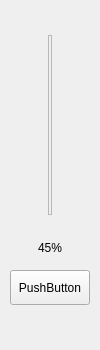
Above: volumetool.ui from havefunli/MiniMusicPlayer before the change. Below: the same form after it.
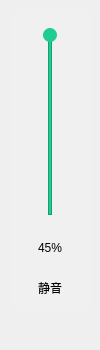
That is the form after the change.

```diff
--- a/volumetool.ui
+++ b/volumetool.ui
@@ -34,6 +34,13 @@
      <height>300</height>
     </size>
    </property>
+   <property name="styleSheet">
+    <string notr="true">#volumeWidget
+{
+	background-color: #F0F0F0;
+	border-radius:5px;
+}</string>
+   </property>
    <widget class="QPushButton" name="silenceBtn">
     <property name="geometry">
      <rect>
@@ -55,8 +62,21 @@
       <height>35</height>
      </size>
     </property>
+    <property name="styleSheet">
+     <string notr="true">#silenceBtn
+{
+	border:none;
+}
+
+#silenceBtn:hover
+{
+	background-color:#e0e0e0;
+}
+
+</string>
+    </property>
     <property name="text">
-     <string>PushButton</string>
+     <string>静音</string>
     </property>
    </widget>
    <widget class="QLabel" name="volumeRatio">
@@ -123,6 +143,9 @@
        <height>16777215</height>
       </size>
      </property>
+     <property name="styleSheet">
+      <string notr="true">background-color: #ececec;</string>
+     </property>
      <property name="frameShape">
       <enum>QFrame::Shape::StyledPanel</enum>
      </property>
@@ -139,6 +162,9 @@
        <height>180</height>
       </rect>
      </property>
+     <property name="styleSheet">
+      <string notr="true">background-color:#1ecc94;</string>
+     </property>
      <property name="frameShape">
       <enum>QFrame::Shape::StyledPanel</enum>
      </property>
@@ -146,6 +172,23 @@
       <enum>QFrame::Shadow::Raised</enum>
      </property>
     </widget>
+    <widget class="QPushButton" name="silderBtn">
+     <property name="geometry">
+      <rect>
+       <x>33</x>
+       <y>18</y>
+       <width>14</width>
+       <height>14</height>
+      </rect>
+     </property>
+     <property name="styleSheet">
+      <string notr="true">border-radius:7px;
+background-color:#1ecc94;</string>
+     </property>
+     <property name="text">
+      <string/>
+     </property>
+    </widget>
    </widget>
   </widget>
  </widget>
```
